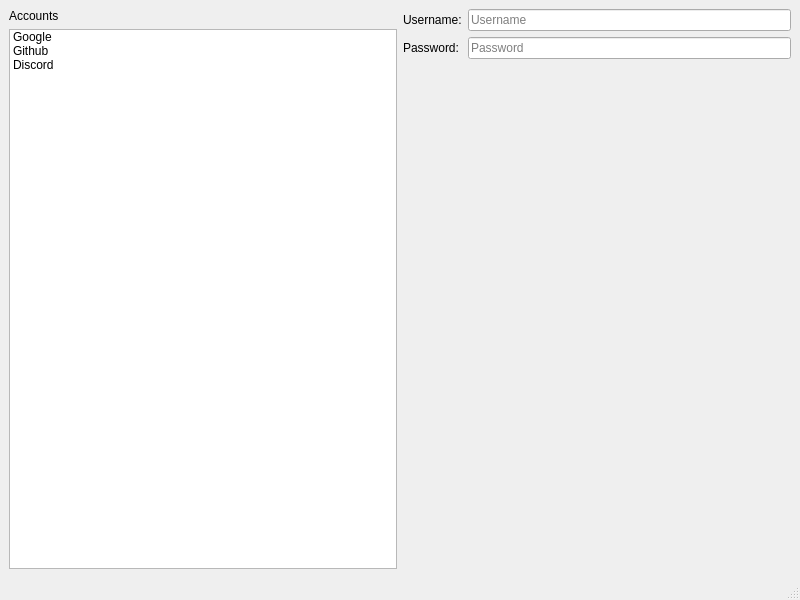
This is lockbox/mainwindow.ui in youssefibrahim3/Lockbox as Qt 5 draws it before an edit. The edited form follows.
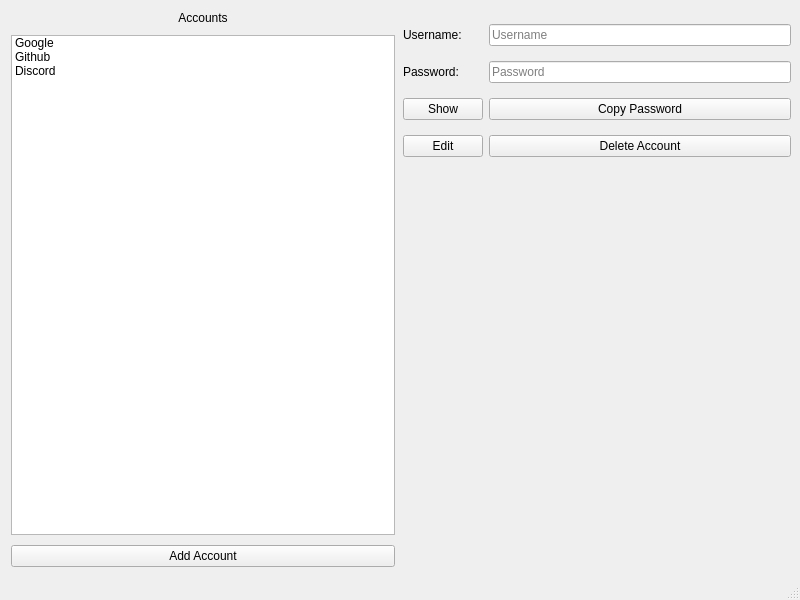
This is the edited form.

Commit message: Update main UI window to finalize draft

The edit to the form file:
```diff
--- a/lockbox/mainwindow.ui
+++ b/lockbox/mainwindow.ui
@@ -17,11 +17,29 @@
    <layout class="QHBoxLayout" name="horizontalLayout_3">
     <item>
      <layout class="QVBoxLayout" name="verticalLayout_4">
+      <property name="spacing">
+       <number>10</number>
+      </property>
+      <property name="leftMargin">
+       <number>2</number>
+      </property>
+      <property name="topMargin">
+       <number>2</number>
+      </property>
+      <property name="rightMargin">
+       <number>2</number>
+      </property>
+      <property name="bottomMargin">
+       <number>2</number>
+      </property>
       <item>
        <widget class="QLabel" name="label">
         <property name="text">
          <string>Accounts</string>
         </property>
+        <property name="alignment">
+         <set>Qt::AlignmentFlag::AlignCenter</set>
+        </property>
        </widget>
       </item>
       <item>
@@ -49,10 +67,23 @@
         </item>
        </widget>
       </item>
+      <item>
+       <widget class="QPushButton" name="addAccountButton">
+        <property name="text">
+         <string>Add Account</string>
+        </property>
+       </widget>
+      </item>
      </layout>
     </item>
     <item>
      <layout class="QFormLayout" name="formLayout_3">
+      <property name="verticalSpacing">
+       <number>15</number>
+      </property>
+      <property name="topMargin">
+       <number>15</number>
+      </property>
       <item row="0" column="0">
        <widget class="QLabel" name="usernameLabel">
         <property name="text">
@@ -76,11 +107,48 @@
       </item>
       <item row="1" column="1">
        <widget class="QLineEdit" name="passwordEdit">
+        <property name="echoMode">
+         <enum>QLineEdit::EchoMode::Password</enum>
+        </property>
         <property name="placeholderText">
          <string>Password</string>
         </property>
        </widget>
       </item>
+      <item row="2" column="0">
+       <widget class="QPushButton" name="showPassButton">
+        <property name="text">
+         <string>Show</string>
+        </property>
+       </widget>
+      </item>
+      <item row="2" column="1">
+       <widget class="QPushButton" name="pushButton">
+        <property name="text">
+         <string>Copy Password</string>
+        </property>
+       </widget>
+      </item>
+      <item row="3" column="0">
+       <widget class="QPushButton" name="editButton">
+        <property name="sizePolicy">
+         <sizepolicy hsizetype="Maximum" vsizetype="Fixed">
+          <horstretch>0</horstretch>
+          <verstretch>0</verstretch>
+         </sizepolicy>
+        </property>
+        <property name="text">
+         <string>Edit</string>
+        </property>
+       </widget>
+      </item>
+      <item row="3" column="1">
+       <widget class="QPushButton" name="deleteAccButton">
+        <property name="text">
+         <string>Delete Account</string>
+        </property>
+       </widget>
+      </item>
      </layout>
     </item>
    </layout>
```
